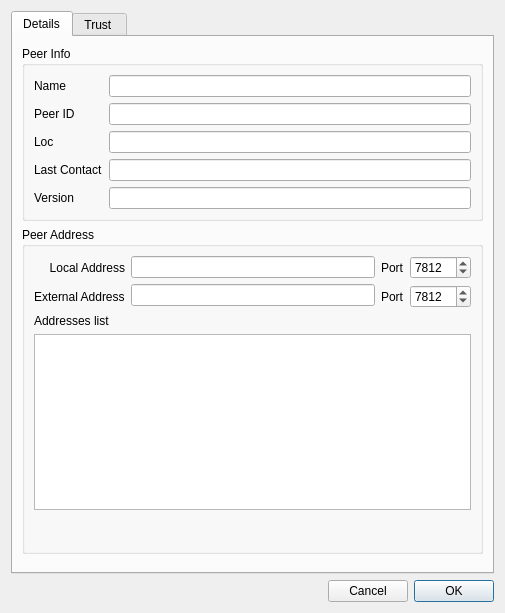
Above: retroshare-gui/src/gui/connect/ConfCertDialog.ui from RetroShare/RetroShare before the change. Below: the same form after it.
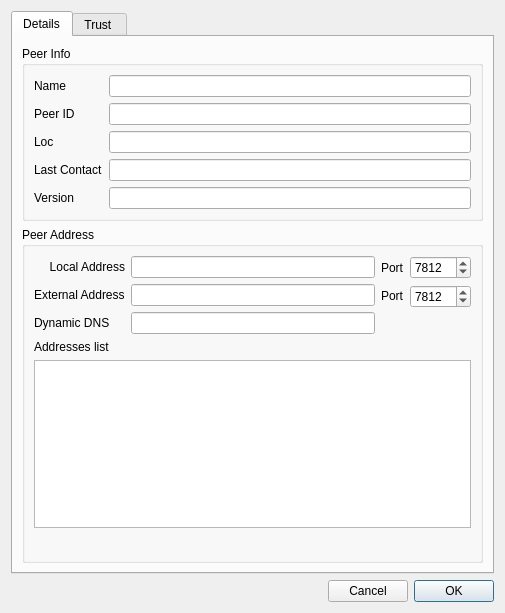
That is the form after the change. The open tabs and pages were chosen to show the change. Icons and pictures are not drawn.

The edit to the form file:
```diff
--- a/retroshare-gui/src/gui/connect/ConfCertDialog.ui
+++ b/retroshare-gui/src/gui/connect/ConfCertDialog.ui
@@ -141,6 +141,13 @@
                 </property>
                </widget>
               </item>
+              <item>
+               <widget class="QLabel" name="label_3">
+                <property name="text">
+                 <string>Dynamic DNS</string>
+                </property>
+               </widget>
+              </item>
              </layout>
             </item>
             <item>
@@ -151,6 +158,9 @@
               <item>
                <widget class="QLineEdit" name="extAddress"/>
               </item>
+              <item>
+               <widget class="QLineEdit" name="dynDNS"/>
+              </item>
              </layout>
             </item>
             <item>
@@ -169,6 +179,22 @@
                 </property>
                </widget>
               </item>
+              <item>
+               <spacer name="verticalSpacer_3">
+                <property name="orientation">
+                 <enum>Qt::Vertical</enum>
+                </property>
+                <property name="sizeType">
+                 <enum>QSizePolicy::Fixed</enum>
+                </property>
+                <property name="sizeHint" stdset="0">
+                 <size>
+                  <width>20</width>
+                  <height>27</height>
+                 </size>
+                </property>
+               </spacer>
+              </item>
              </layout>
             </item>
             <item>
@@ -199,6 +225,19 @@
                 </property>
                </widget>
               </item>
+              <item>
+               <spacer name="verticalSpacer_2">
+                <property name="orientation">
+                 <enum>Qt::Vertical</enum>
+                </property>
+                <property name="sizeHint" stdset="0">
+                 <size>
+                  <width>20</width>
+                  <height>40</height>
+                 </size>
+                </property>
+               </spacer>
+              </item>
              </layout>
             </item>
            </layout>
```
